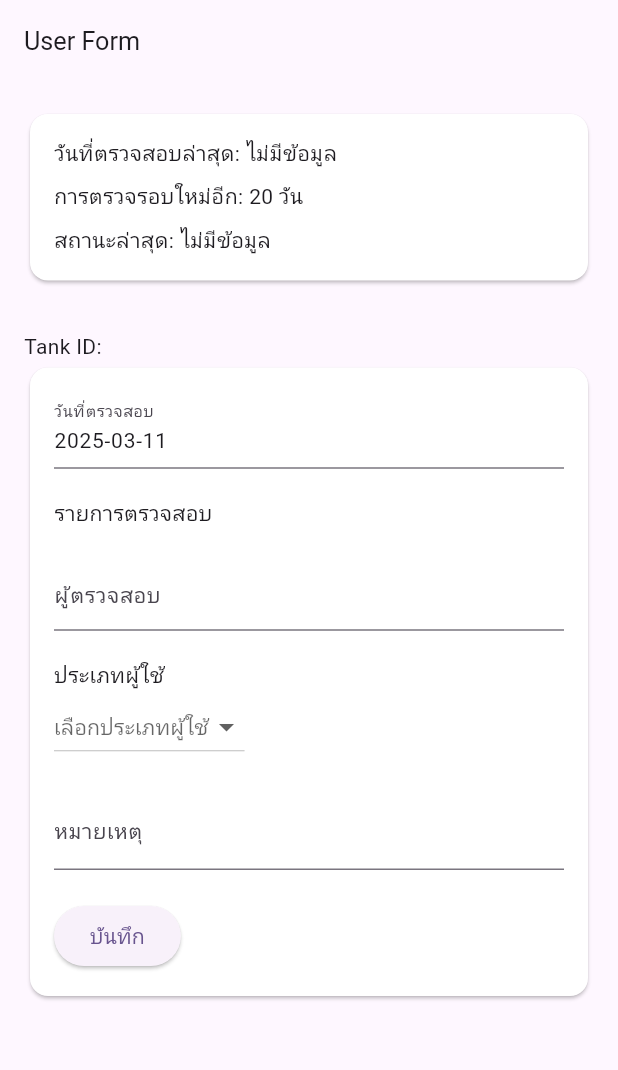
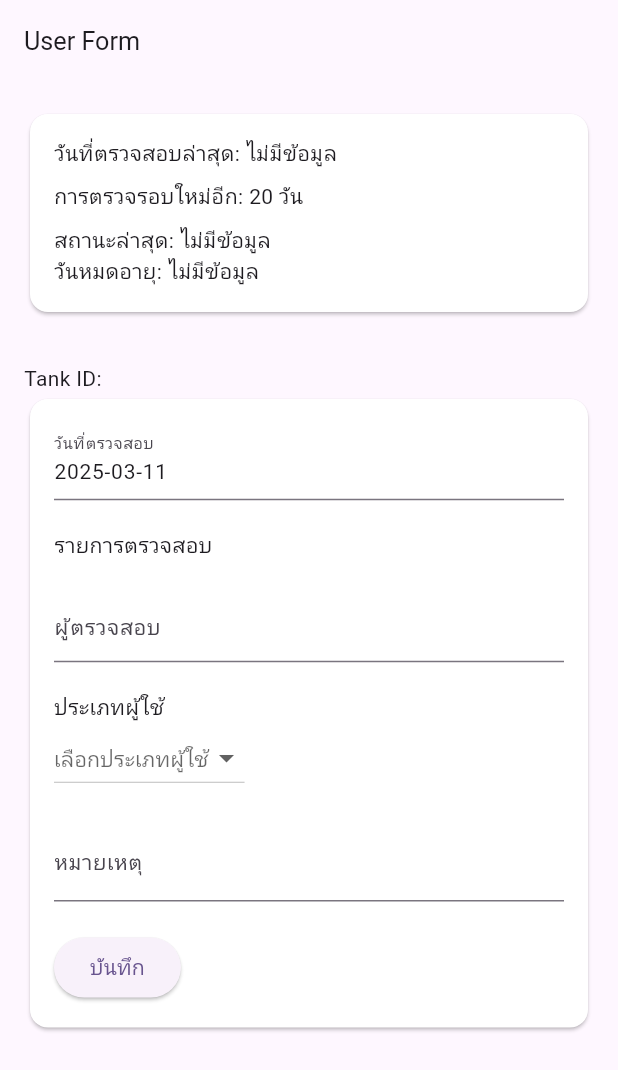
Before and after one commit to singto908/Project_tank_ex_check-masters, a Flutter app: the FormCheckPage screen opened directly with empty values, on a phone screen of 412 x 824 dp. Shown: the top 1070 px of the screen. Run offline on Flutter 3.47's test engine with Material 3 defaults, Android fonts, the phone set to English and light mode, and no system bars; our stand-ins replace camera, cloud_firestore, firebase_auth, firebase_core, fl_chart, qr_flutter and 1 more; missing offline and left inert: dart:html, qr_code_scanner; accounts and stored records are empty.

Commit message:
ฟอมทั่วไป

```diff
--- a/lib/user/form_check.dart
+++ b/lib/user/form_check.dart
@@ -481,6 +481,50 @@ class _FormCheckPageState extends State<FormCheckPage> {
                           } else {
                             return Text(
                               'สถานะล่าสุด: ไม่มีข้อมูล',
+                              style: TextStyle(fontSize: fontSize),
+                            );
+                          }
+                        },
+                      ),
+                      StreamBuilder<QuerySnapshot>(
+                        stream: FirebaseFirestore.instance
+                            .collection('firetank_Collection')
+                            .where('tank_id', isEqualTo: widget.tankId)
+                            .limit(1)
+                            .snapshots(),
+                        builder: (context, snapshot) {
+                          if (snapshot.connectionState ==
+                              ConnectionState.waiting) {
+                            return Text(
+                              'วันหมดอายุ: กำลังโหลด...',
+                              style: TextStyle(fontSize: fontSize),
+                            );
+                          }
+
+                          if (snapshot.hasError) {
+                            return Text(
+                              'วันหมดอายุ: เกิดข้อผิดพลาด',
+                              style: TextStyle(fontSize: fontSize),
+                            );
+                          }
+
+                          if (snapshot.hasData &&
+                              snapshot.data!.docs.isNotEmpty) {
+                            var doc = snapshot.data!.docs.first;
+                            int expirationYear = doc[
+                                'expiration_years']; // Fetch expiration year
+
+                            return Row(
+                              children: [
+                                Text(
+                                  'วันหมดอายุ : $expirationYear',
+                                  style: TextStyle(fontSize: fontSize),
+                                ),
+                              ],
+                            );
+                          } else {
+                            return Text(
+                              'วันหมดอายุ: ไม่มีข้อมูล',
                               style: TextStyle(fontSize: fontSize),
                             );
                           }
```
